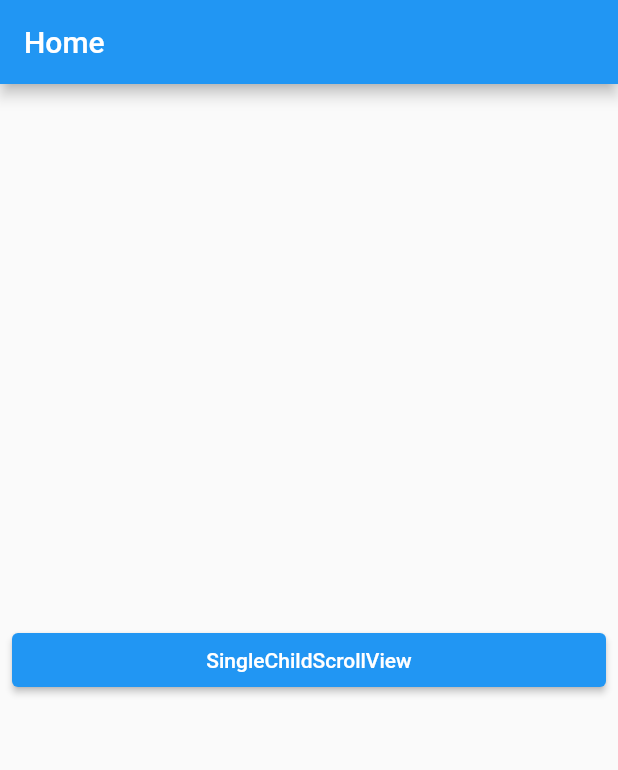
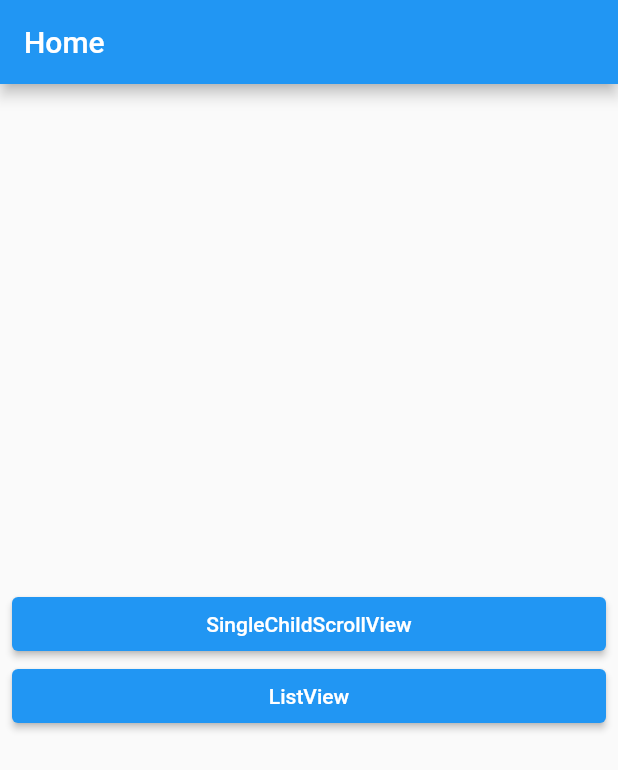
Before and after one commit to 3000-2/learn_ScrollView, a Flutter app: the screen it shows after launch, on a phone screen of 412 x 824 dp. Shown: the top 770 px of the screen. Run offline on Flutter 3.47's test engine with Material 2 defaults, Android fonts, the phone set to English and light mode, and no system bars.

```diff
--- a/lib/main.dart
+++ b/lib/main.dart
@@ -2,5 +2,5 @@ import 'package:flutter/material.dart';
 import 'package:scrollable_widget/screen/home_screen.dart';
 
 void main() {
-  runApp(const MaterialApp(home: HomeScreen(),));
+  runApp(MaterialApp(home: HomeScreen()));
 }
--- a/lib/screen/home_screen.dart
+++ b/lib/screen/home_screen.dart
@@ -1,9 +1,24 @@
 import 'package:flutter/material.dart';
 import 'package:scrollable_widget/layout/main_layout.dart';
+import 'package:scrollable_widget/screen/list_view.dart';
 import 'package:scrollable_widget/screen/single_child_scroll_view_screen.dart';
 
+class ScreenModel {
+  final WidgetBuilder builder;
+  final String name;
+
+  ScreenModel({required this.builder, required this.name});
+}
+
 class HomeScreen extends StatelessWidget {
-  const HomeScreen({Key? key}) : super(key: key);
+  final screens = [
+    ScreenModel(
+        builder: (_) => SingleChildScreenViewScreen(),
+        name: 'SingleChildScrollView'),
+    ScreenModel(builder: (_) => ListViewScreen(), name: 'ListView')
+  ];
+
+  HomeScreen({Key? key}) : super(key: key);
 
   @override
   Widget build(BuildContext context) {
@@ -14,14 +29,14 @@ class HomeScreen extends StatelessWidget {
           child: Column(
             mainAxisAlignment: MainAxisAlignment.center,
             crossAxisAlignment: CrossAxisAlignment.stretch,
-            children: [
-              ElevatedButton(
-                  onPressed: () {
-                    Navigator.of(context).push(MaterialPageRoute(
-                        builder: (_) => SingleChildScreenViewScreen()));
-                  },
-                  child: Text('SingleChildScrollView'))
-            ],
+            children: screens
+                .map((screen) => ElevatedButton(
+                    onPressed: () {
+                      Navigator.of(context)
+                          .push(MaterialPageRoute(builder: screen.builder));
+                    },
+                    child: Text(screen.name)))
+                .toList(),
           ),
         ));
   }
```
Also changed, not shown: lib/screen/list_view.dart (added, +15 -0 lines), lib/screen/single_child_scroll_view_screen.dart (+8 -6 lines).
